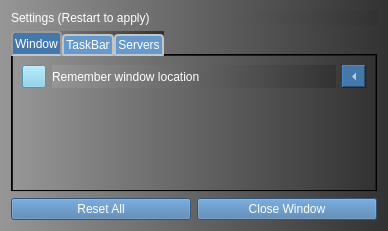
Old version of the form settings.ui in the repository PartyAtDansRadio/PadRadio.
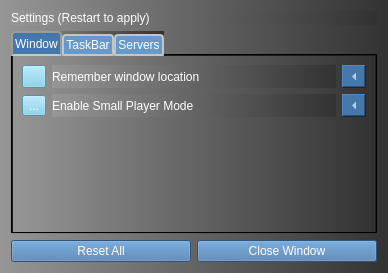
New version of the form. Icons and pictures are not drawn.

What changed in the file:
```diff
--- a/settings.ui
+++ b/settings.ui
@@ -7,7 +7,7 @@
     <x>0</x>
     <y>0</y>
     <width>388</width>
-    <height>231</height>
+    <height>273</height>
    </rect>
   </property>
   <property name="windowTitle">
@@ -20,12 +20,11 @@
   <property name="styleSheet">
    <string notr="true">QWidget {
 	background-color: qlineargradient(spread:pad, x1:0, y1:0, x2:1, y2:0, stop:0 rgba(150, 150, 150, 255), stop:1 rgba(50, 50, 50, 255));
-	color:#FFFFFF;
+	font: 666 14pt &quot;Cantarell&quot;;
+    color:#FFFFFF;
 }
-QLabel, QPushButton, QToolButton, QTextEdit, QTabWidget {
-    font: 666 14pt &quot;Cantarell&quot;;
-}
-QPushButton, #resetRememberLocation, #resetEnableTaskbar, 
+
+QPushButton, #resetRememberLocation, #resetSmallplayer, #resetEnableTaskbar, 
   #resetShowSong, #resetStartInTaskbar, #resetStream, #resetMetaData {
 	background-color:#47A;
 }
@@ -115,7 +114,47 @@
         </layout>
        </item>
        <item>
-        <layout class="QHBoxLayout" name="resetWindowLayout"/>
+        <layout class="QHBoxLayout" name="smallPlayerLayout">
+         <property name="bottomMargin">
+          <number>0</number>
+         </property>
+         <item>
+          <widget class="QToolButton" name="checkSmallPlayer">
+           <property name="text">
+            <string>...</string>
+           </property>
+           <property name="icon">
+            <iconset>
+             <selectedoff>:/CheckUnchecked</selectedoff>
+             <selectedon>:/CheckChecked</selectedon>
+            </iconset>
+           </property>
+           <property name="checkable">
+            <bool>true</bool>
+           </property>
+          </widget>
+         </item>
+         <item>
+          <widget class="QLabel" name="noteSmallPlayer">
+           <property name="text">
+            <string>Enable Small Player Mode</string>
+           </property>
+          </widget>
+         </item>
+         <item>
+          <widget class="QToolButton" name="resetSmallplayer">
+           <property name="text">
+            <string/>
+           </property>
+           <property name="checkable">
+            <bool>false</bool>
+           </property>
+           <property name="arrowType">
+            <enum>Qt::LeftArrow</enum>
+           </property>
+          </widget>
+         </item>
+        </layout>
        </item>
        <item>
         <spacer name="verticalSpacerWindow">
```
